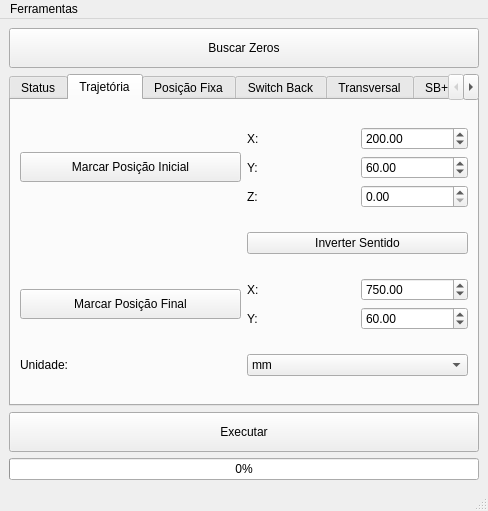
First picture: the form in Source/ui/mainwindow.ui, repository rafaelppires/weldway, before the edit.
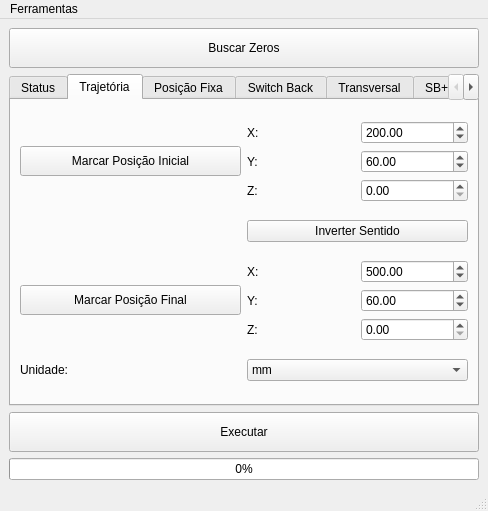
Second picture: the form after the edit.

```diff
--- a/Source/ui/mainwindow.ui
+++ b/Source/ui/mainwindow.ui
@@ -225,7 +225,7 @@
                <double>850.000000000000000</double>
               </property>
               <property name="value">
-               <double>750.000000000000000</double>
+               <double>500.000000000000000</double>
               </property>
              </widget>
             </item>
@@ -243,6 +243,16 @@
               </property>
              </widget>
             </item>
+            <item row="2" column="0">
+             <widget class="QLabel" name="label_31">
+              <property name="text">
+               <string>Z:</string>
+              </property>
+             </widget>
+            </item>
+            <item row="2" column="1">
+             <widget class="QDoubleSpinBox" name="zfinalSpinBox"/>
+            </item>
            </layout>
           </item>
           <item row="0" column="0">
```
